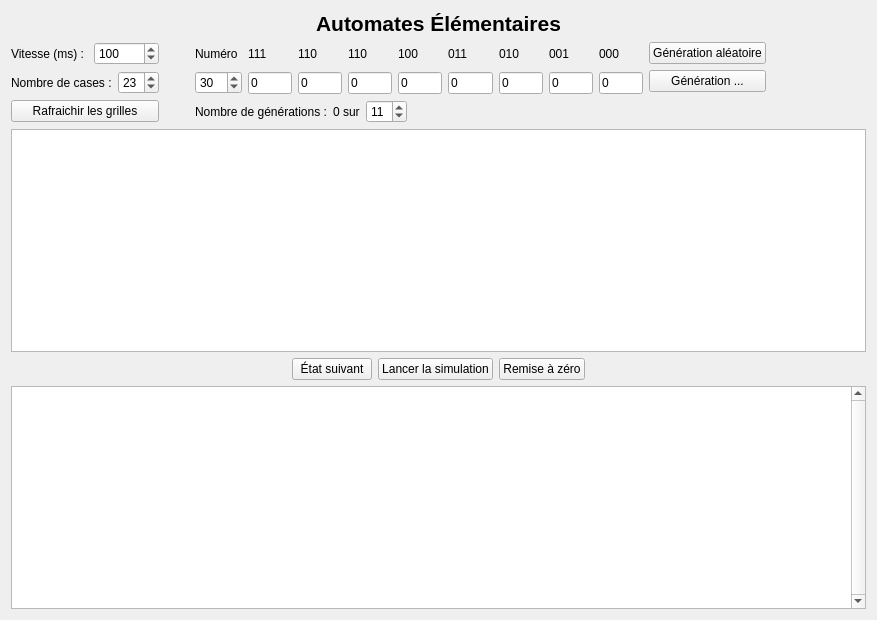
The window that src/ui/elementaireview.ui (danousna/autocell) describes before a commit, drawn with Qt 5.
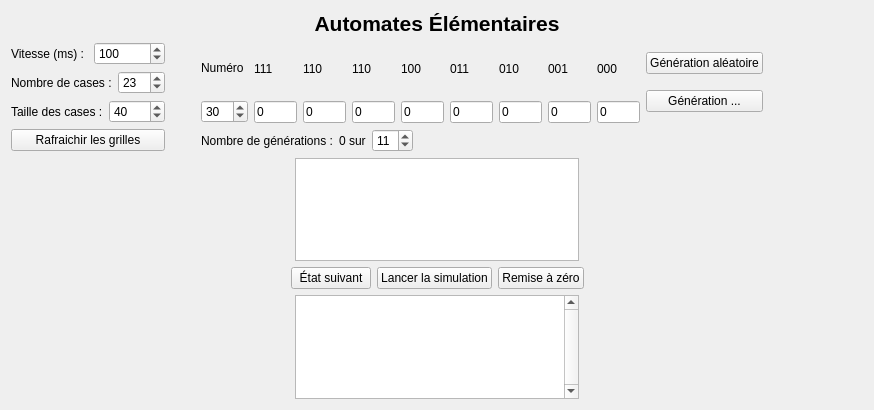
The same window after the commit.

Commit message: Fix MenuBar + ajout input Taille cases

What changed in the file:
```diff
--- a/src/ui/elementaireview.ui
+++ b/src/ui/elementaireview.ui
@@ -6,8 +6,8 @@
    <rect>
     <x>0</x>
     <y>0</y>
-    <width>877</width>
-    <height>620</height>
+    <width>874</width>
+    <height>410</height>
    </rect>
   </property>
   <property name="windowTitle">
@@ -77,7 +77,7 @@
             <number>1</number>
            </property>
            <property name="maximum">
-            <number>50</number>
+            <number>200</number>
            </property>
            <property name="value">
             <number>23</number>
@@ -86,6 +86,30 @@
          </item>
         </layout>
        </item>
+       <item>
+        <layout class="QHBoxLayout" name="horizontalLayout_6">
+         <item>
+          <widget class="QLabel" name="label_4">
+           <property name="text">
+            <string>Taille des cases :</string>
+           </property>
+          </widget>
+         </item>
+         <item>
+          <widget class="QSpinBox" name="inputTailleCell">
+           <property name="minimum">
+            <number>1</number>
+           </property>
+           <property name="maximum">
+            <number>100</number>
+           </property>
+           <property name="value">
+            <number>40</number>
+           </property>
+          </widget>
+         </item>
+        </layout>
+       </item>
       </layout>
      </item>
      <item row="0" column="1">
@@ -391,6 +415,21 @@
     </layout>
    </item>
    <item>
+    <layout class="QHBoxLayout" name="horizontalLayout_9">
+     <item>
+      <spacer name="horizontalSpacer_8">
+       <property name="orientation">
+        <enum>Qt::Horizontal</enum>
+       </property>
+       <property name="sizeHint" stdset="0">
+        <size>
+         <width>40</width>
+         <height>20</height>
+        </size>
+       </property>
+      </spacer>
+     </item>
+     <item>
     <widget class="QTableWidget" name="grilleDepart">
      <property name="enabled">
       <bool>true</bool>
@@ -413,6 +452,21 @@
     </widget>
    </item>
    <item>
+      <spacer name="horizontalSpacer_9">
+       <property name="orientation">
+        <enum>Qt::Horizontal</enum>
+       </property>
+       <property name="sizeHint" stdset="0">
+        <size>
+         <width>40</width>
+         <height>20</height>
+        </size>
+       </property>
+      </spacer>
+     </item>
+    </layout>
+   </item>
+   <item>
     <layout class="QHBoxLayout" name="horizontalLayout">
      <item>
       <spacer name="horizontalSpacer_3">
@@ -467,6 +521,21 @@
     </layout>
    </item>
    <item>
+    <layout class="QHBoxLayout" name="horizontalLayout_8">
+     <item>
+      <spacer name="horizontalSpacer_6">
+       <property name="orientation">
+        <enum>Qt::Horizontal</enum>
+       </property>
+       <property name="sizeHint" stdset="0">
+        <size>
+         <width>40</width>
+         <height>20</height>
+        </size>
+       </property>
+      </spacer>
+     </item>
+     <item>
     <widget class="QTableWidget" name="grille">
      <property name="verticalScrollBarPolicy">
       <enum>Qt::ScrollBarAlwaysOn</enum>
@@ -478,6 +547,21 @@
       <bool>false</bool>
      </attribute>
     </widget>
+     </item>
+     <item>
+      <spacer name="horizontalSpacer_7">
+       <property name="orientation">
+        <enum>Qt::Horizontal</enum>
+       </property>
+       <property name="sizeHint" stdset="0">
+        <size>
+         <width>40</width>
+         <height>20</height>
+        </size>
+       </property>
+      </spacer>
+     </item>
+    </layout>
    </item>
   </layout>
  </widget>
```
Lines whose indentation alone changed are shown as unchanged. The commit also changes 5 other files.
